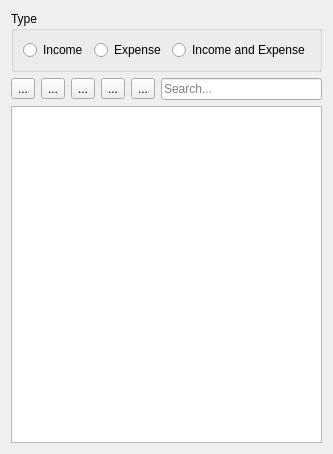
First picture: the form in src/views/ui_files/category_form.ui, repository JakubFranek/Kapytal, before the edit.
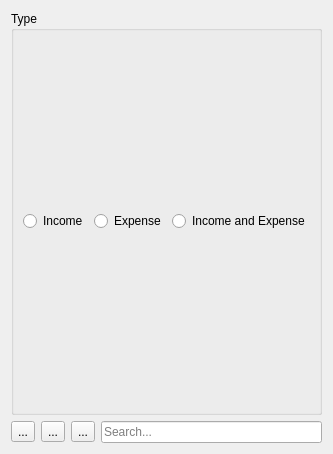
Second picture: the form after the edit.

Commit message:
Implement basic CategoryForm functionality
Refactor RecordKeeper to store root Categories in three separate lists
based on CategoryType.
Refactor RecordKeeper (de)serialization to reflect the changes above.
Fix RecordKeeper.remove_category bug where a Category with children
could be deleted.
Provide human readable CategoryType enum values.
Add CategoryTree, a custom sub-class of QTreeView.
Add CategoryDialog.

```diff
--- a/src/views/ui_files/category_form.ui
+++ b/src/views/ui_files/category_form.ui
@@ -75,20 +75,6 @@
          </property>
         </widget>
        </item>
-       <item>
-        <widget class="QToolButton" name="editToolButton">
-         <property name="text">
-          <string>...</string>
-         </property>
-        </widget>
-       </item>
-       <item>
-        <widget class="QToolButton" name="removeToolButton">
-         <property name="text">
-          <string>...</string>
-         </property>
-        </widget>
-       </item>
        <item>
         <widget class="QLineEdit" name="searchLineEdit">
          <property name="placeholderText">
@@ -101,9 +87,6 @@
        </item>
       </layout>
      </item>
-     <item>
-      <widget class="QTreeView" name="treeView"/>
-     </item>
     </layout>
    </item>
   </layout>
```
Left out of the diff: 2 changed lines with no effect on the pictures. The commit also changes 15 other files.
